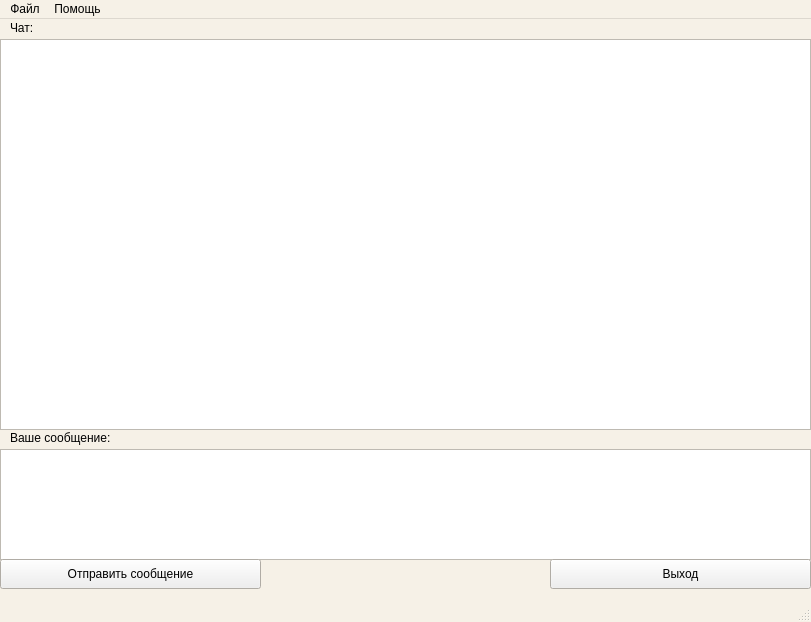
The window that gui.ui (forward32/simple-smart-chat) describes before a commit, drawn with Qt 5.
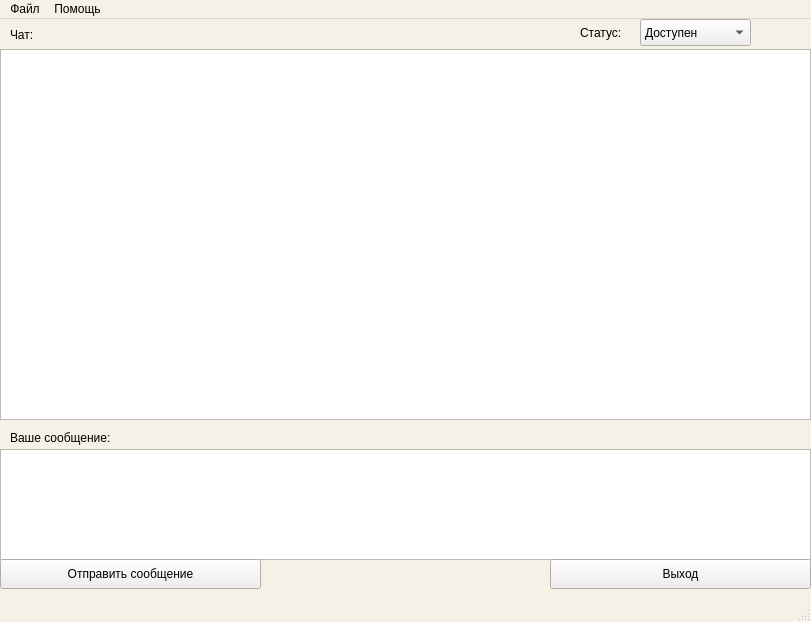
The same window after the commit.

Commit message: Added some features in interface

What changed in the file:
```diff
--- a/gui.ui
+++ b/gui.ui
@@ -82,9 +82,9 @@
     <property name="geometry">
      <rect>
       <x>0</x>
-      <y>20</y>
+      <y>30</y>
       <width>811</width>
-      <height>391</height>
+      <height>371</height>
      </rect>
     </property>
    </widget>
@@ -143,13 +143,71 @@
       <x>10</x>
       <y>0</y>
       <width>131</width>
-      <height>17</height>
+      <height>31</height>
      </rect>
     </property>
     <property name="text">
      <string>Чат:</string>
     </property>
    </widget>
+   <widget class="QLabel" name="lbl_status">
+    <property name="geometry">
+     <rect>
+      <x>580</x>
+      <y>0</y>
+      <width>55</width>
+      <height>27</height>
+     </rect>
+    </property>
+    <property name="text">
+     <string>Статус:</string>
+    </property>
+   </widget>
+   <widget class="QComboBox" name="cmb_status">
+    <property name="geometry">
+     <rect>
+      <x>640</x>
+      <y>0</y>
+      <width>111</width>
+      <height>27</height>
+     </rect>
+    </property>
+    <property name="editable">
+     <bool>false</bool>
+    </property>
+    <property name="currentIndex">
+     <number>0</number>
+    </property>
+    <property name="maxVisibleItems">
+     <number>2</number>
+    </property>
+    <property name="maxCount">
+     <number>5</number>
+    </property>
+    <item>
+     <property name="text">
+      <string>Доступен</string>
+     </property>
+    </item>
+    <item>
+     <property name="text">
+      <string>Недоступен</string>
+     </property>
+    </item>
+   </widget>
+   <widget class="QLabel" name="lbl_color">
+    <property name="geometry">
+     <rect>
+      <x>760</x>
+      <y>0</y>
+      <width>55</width>
+      <height>27</height>
+     </rect>
+    </property>
+    <property name="text">
+     <string/>
+    </property>
+   </widget>
   </widget>
   <widget class="QMenuBar" name="menubar">
    <property name="geometry">
```
The commit also changes 4 other files.
